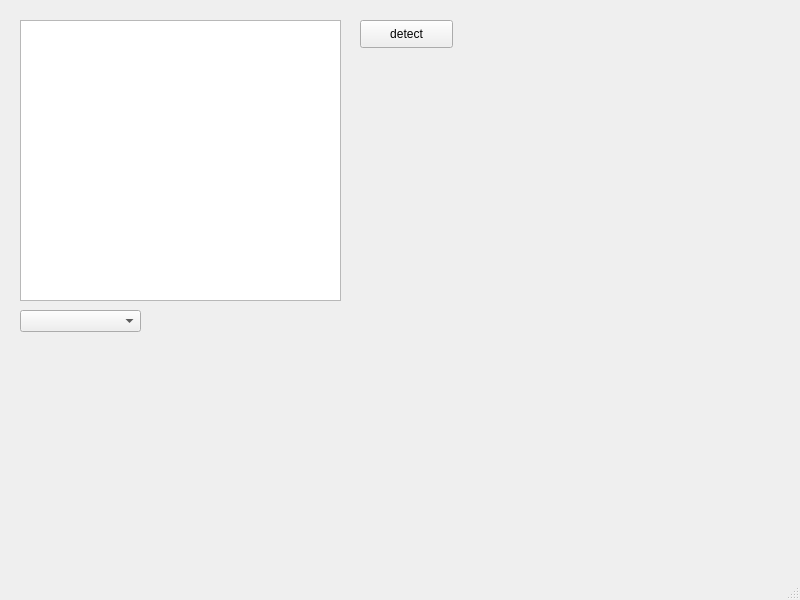
Old version of the form mainwindow.ui in the repository zhouchangSJTU/QT-IMU.
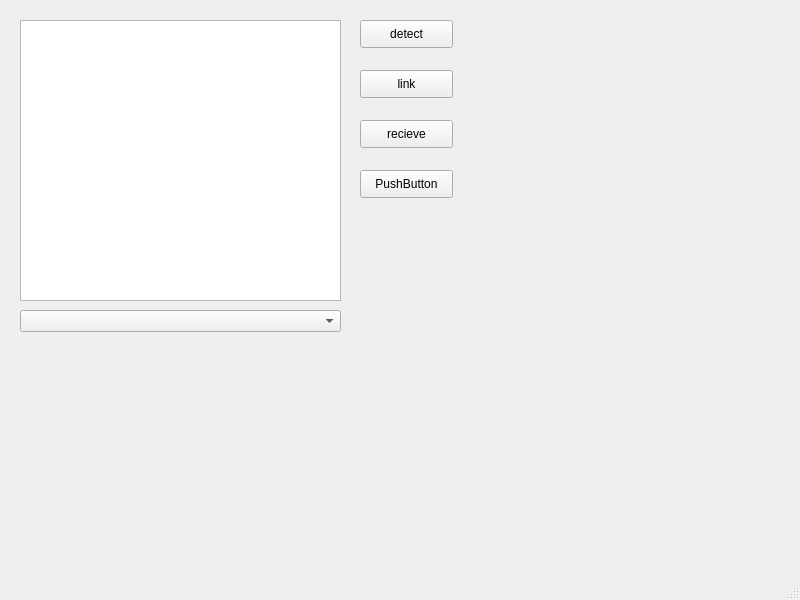
New version of the form.

Commit message: update functions, can not recieve data

The edit to the form file:
```diff
--- a/mainwindow.ui
+++ b/mainwindow.ui
@@ -42,11 +42,50 @@
      <rect>
       <x>20</x>
       <y>310</y>
-      <width>121</width>
+      <width>321</width>
       <height>22</height>
      </rect>
     </property>
    </widget>
+   <widget class="QPushButton" name="link">
+    <property name="geometry">
+     <rect>
+      <x>360</x>
+      <y>70</y>
+      <width>93</width>
+      <height>28</height>
+     </rect>
+    </property>
+    <property name="text">
+     <string>link</string>
+    </property>
+   </widget>
+   <widget class="QPushButton" name="recieve">
+    <property name="geometry">
+     <rect>
+      <x>360</x>
+      <y>120</y>
+      <width>93</width>
+      <height>28</height>
+     </rect>
+    </property>
+    <property name="text">
+     <string>recieve</string>
+    </property>
+   </widget>
+   <widget class="QPushButton" name="stopButton">
+    <property name="geometry">
+     <rect>
+      <x>360</x>
+      <y>170</y>
+      <width>93</width>
+      <height>28</height>
+     </rect>
+    </property>
+    <property name="text">
+     <string>PushButton</string>
+    </property>
+   </widget>
   </widget>
   <widget class="QMenuBar" name="menubar">
    <property name="geometry">
```
The commit also changes 8 other files.
